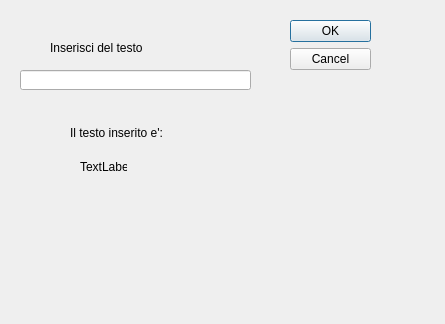
Qt form DialogString.ui (saccocristian/qt_project1) before a commit.
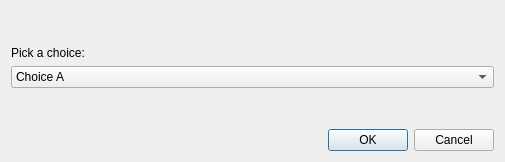
The same form after that commit.

```diff
--- a/DialogString.ui
+++ b/DialogString.ui
@@ -6,78 +6,74 @@
    <rect>
     <x>0</x>
     <y>0</y>
-    <width>445</width>
-    <height>324</height>
+    <width>505</width>
+    <height>162</height>
    </rect>
   </property>
   <property name="windowTitle">
    <string>Dialog</string>
   </property>
-  <widget class="QDialogButtonBox" name="buttonBox">
-   <property name="geometry">
-    <rect>
-     <x>290</x>
-     <y>20</y>
-     <width>81</width>
-     <height>241</height>
-    </rect>
-   </property>
-   <property name="orientation">
-    <enum>Qt::Vertical</enum>
-   </property>
-   <property name="standardButtons">
-    <set>QDialogButtonBox::Cancel|QDialogButtonBox::Ok</set>
-   </property>
-  </widget>
-  <widget class="QLineEdit" name="lineEdit">
-   <property name="geometry">
-    <rect>
-     <x>20</x>
-     <y>70</y>
-     <width>231</width>
-     <height>20</height>
-    </rect>
-   </property>
-  </widget>
-  <widget class="QLabel" name="label">
-   <property name="geometry">
-    <rect>
-     <x>50</x>
-     <y>40</y>
-     <width>211</width>
-     <height>16</height>
-    </rect>
-   </property>
-   <property name="text">
-    <string>Inserisci del testo</string>
-   </property>
-  </widget>
-  <widget class="QLabel" name="label_2">
-   <property name="geometry">
-    <rect>
-     <x>70</x>
-     <y>123</y>
-     <width>281</width>
-     <height>20</height>
-    </rect>
-   </property>
-   <property name="text">
-    <string>Il testo inserito e':</string>
-   </property>
-  </widget>
-  <widget class="QLabel" name="label_3">
-   <property name="geometry">
-    <rect>
-     <x>80</x>
-     <y>160</y>
-     <width>47</width>
-     <height>13</height>
-    </rect>
-   </property>
-   <property name="text">
-    <string>TextLabel</string>
-   </property>
-  </widget>
+  <layout class="QGridLayout" name="gridLayout">
+   <item row="5" column="0">
+    <widget class="QDialogButtonBox" name="buttonBox">
+     <property name="standardButtons">
+      <set>QDialogButtonBox::Cancel|QDialogButtonBox::Ok</set>
+     </property>
+    </widget>
+   </item>
+   <item row="1" column="0">
+    <spacer name="verticalSpacer_2">
+     <property name="orientation">
+      <enum>Qt::Vertical</enum>
+     </property>
+     <property name="sizeHint" stdset="0">
+      <size>
+       <width>20</width>
+       <height>40</height>
+      </size>
+     </property>
+    </spacer>
+   </item>
+   <item row="3" column="0">
+    <widget class="QComboBox" name="comboBox">
+     <item>
+      <property name="text">
+       <string>Choice A</string>
+      </property>
+     </item>
+     <item>
+      <property name="text">
+       <string>Choice B</string>
+      </property>
+     </item>
+     <item>
+      <property name="text">
+       <string>Choice C</string>
+      </property>
+     </item>
+    </widget>
+   </item>
+   <item row="4" column="0">
+    <spacer name="verticalSpacer">
+     <property name="orientation">
+      <enum>Qt::Vertical</enum>
+     </property>
+     <property name="sizeHint" stdset="0">
+      <size>
+       <width>20</width>
+       <height>40</height>
+      </size>
+     </property>
+    </spacer>
+   </item>
+   <item row="2" column="0">
+    <widget class="QLabel" name="label">
+     <property name="text">
+      <string>Pick a choice:</string>
+     </property>
+    </widget>
+   </item>
+  </layout>
  </widget>
  <resources/>
  <connections>
```
Left out of the diff: 40 changed lines with no effect on the pictures.
